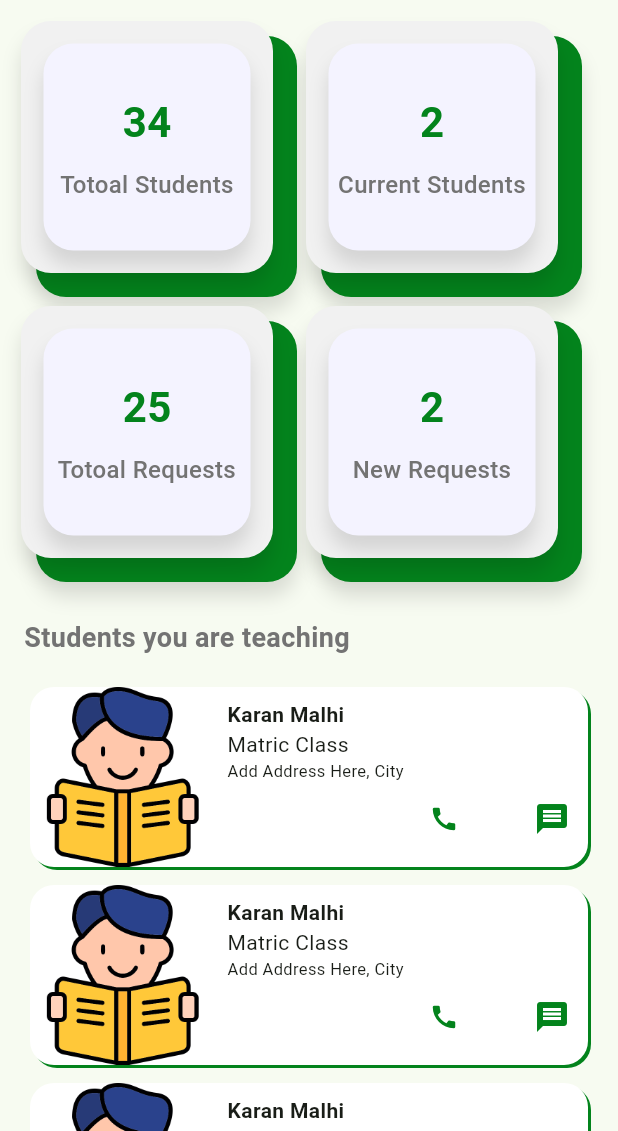
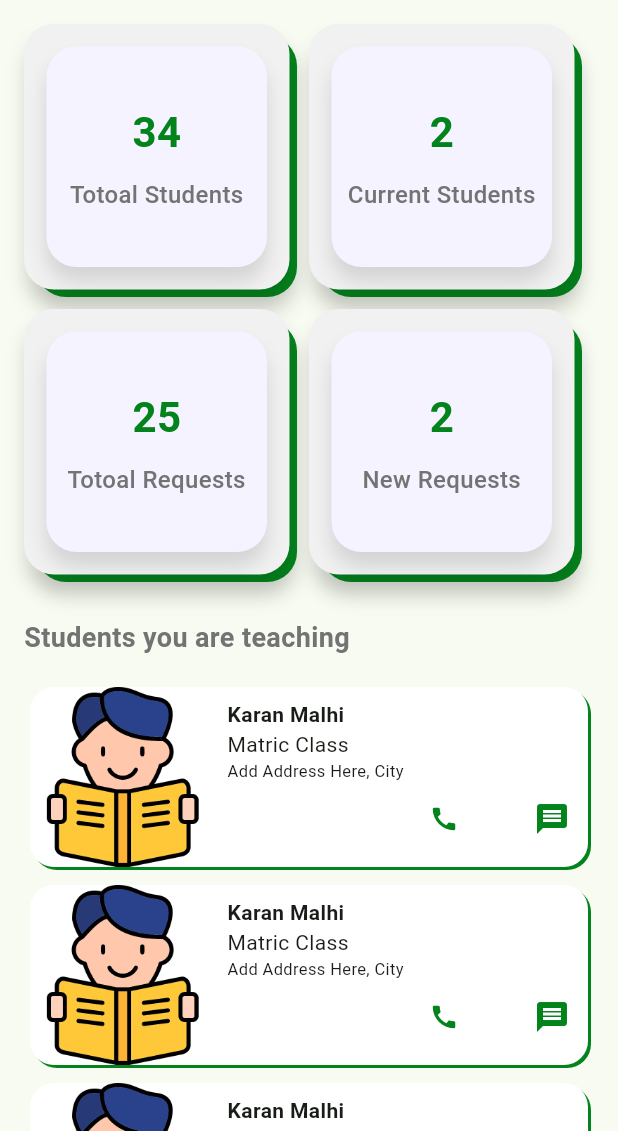
Before and after one commit to suhailthakrani/home_tutor, a Flutter app: the TeacherHomeScreen screen opened by its route, on a phone screen of 412 x 824 dp, the part 105-1236 px from its top. Run offline on Flutter 3.47's test engine with Material 3 defaults, Android fonts, the phone set to English and light mode, and no system bars; our stand-ins replace awesome_dialog, cloud_firestore, connectivity_plus, firebase_auth, firebase_core, firebase_storage and 7 more; missing offline and left inert: flutter_phone_direct_caller, mask_input_formatter; accounts and stored records are empty.

Commit message:
Modified Account Screen and Added get my students for teacher section

```diff
--- a/lib/views/student/s_account_screen.dart
+++ b/lib/views/student/s_account_screen.dart
@@ -26,7 +26,7 @@
         foregroundColor: kWhiteColor,
         title: const Text("Account & Settings"),
       ),
-      body: Padding(
+      body: SingleChildScrollView(
         padding: const EdgeInsets.all(8.0),
         child: Column(
           crossAxisAlignment: CrossAxisAlignment.center,
@@ -81,7 +81,6 @@
               ),
             ),
             const SizedBox(height: 16),
-            Spacer(),
             Padding(
               padding: const EdgeInsets.all(8.0),
               child: CustomListTile(
--- a/lib/views/teacher/t_home_screen.dart
+++ b/lib/views/teacher/t_home_screen.dart
@@ -81,8 +81,8 @@
                 // );
               },
             ),
-            Padding(
-              padding: const EdgeInsets.all(8.0),
+            const Padding(
+              padding: EdgeInsets.all(8.0),
               child: Text(
                 "Students you are teaching",
                 style: TextStyle(
@@ -107,7 +107,7 @@
                     decoration: BoxDecoration(
                         color: kWhiteColor,
                         borderRadius: BorderRadius.circular(16),
-                        boxShadow: [
+                        boxShadow: const[
                           BoxShadow(
                             color: kPrimaryColor,
                             offset: Offset(2, 2),
--- a/lib/views/widgets/custom_tile.dart
+++ b/lib/views/widgets/custom_tile.dart
@@ -27,14 +27,14 @@
       decoration: BoxDecoration(
           color: kWhiteColor,
           borderRadius: BorderRadius.circular(16),
-          boxShadow: [
+          boxShadow: const [
             BoxShadow(
               color: kPrimaryColor,
               offset: Offset(3, 3),
             )
           ]),
       child: ListTile(
-        contentPadding: const EdgeInsets.symmetric(vertical: 8, horizontal: 12),
+        contentPadding: const EdgeInsets.symmetric(vertical: 4, horizontal: 12),
         leading: leading,
         title: Text(
           title,
--- a/lib/views/widgets/option_card.dart
+++ b/lib/views/widgets/option_card.dart
@@ -30,10 +30,10 @@
         clipBehavior: Clip.none,
         children: [
           Positioned(
-            bottom: 16,
-            right: 16,
-            top: -10,
-            left: -10,
+            bottom: 5,
+            right: 5,
+            top: -8,
+            left: -8,
             child: Container(
               height: 140,
               width: 140,
```
Also changed, not shown: lib/services/teachers_service.dart (+27 -0 lines), lib/views/teacher/t_new_requests_screen.dart (+4 -4 lines).
